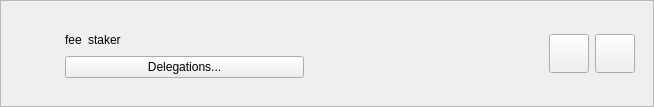
First picture: the form in src/qt/forms/superstakeritemwidget.ui, repository qtumproject/qtum, before the edit.
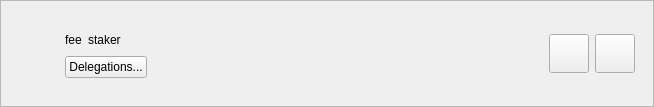
Second picture: the form after the edit.

What changed in the file:
```diff
--- a/src/qt/forms/superstakeritemwidget.ui
+++ b/src/qt/forms/superstakeritemwidget.ui
@@ -138,7 +138,7 @@
                 </layout>
                </widget>
               </item>
-              <item>
+              <item alignment="Qt::AlignLeft">
                <widget class="QPushButton" name="buttonDelegations">
                 <property name="text">
                  <string>Delegations...</string>
```
